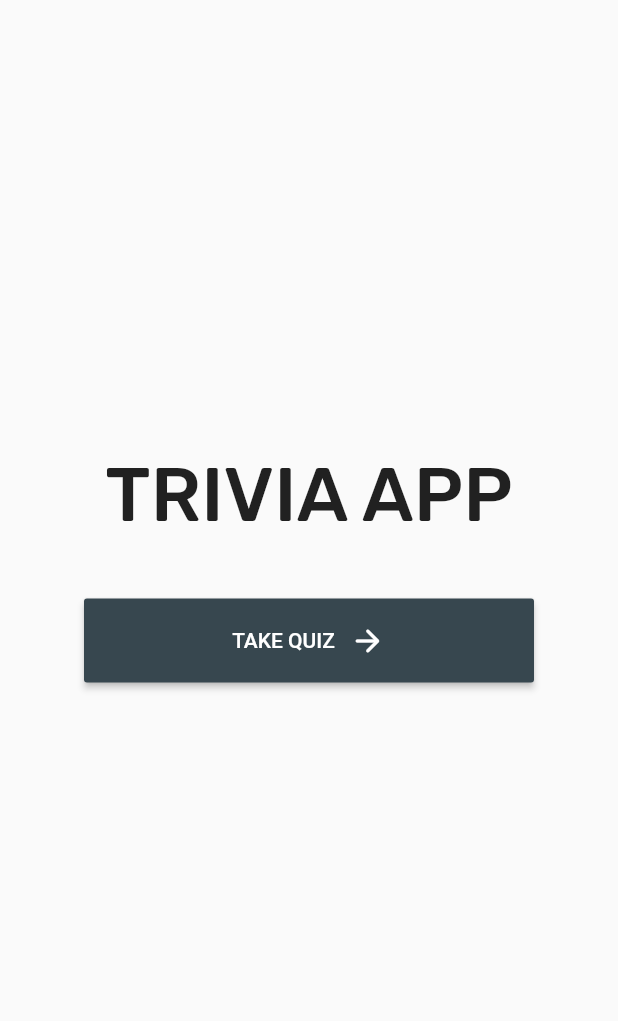
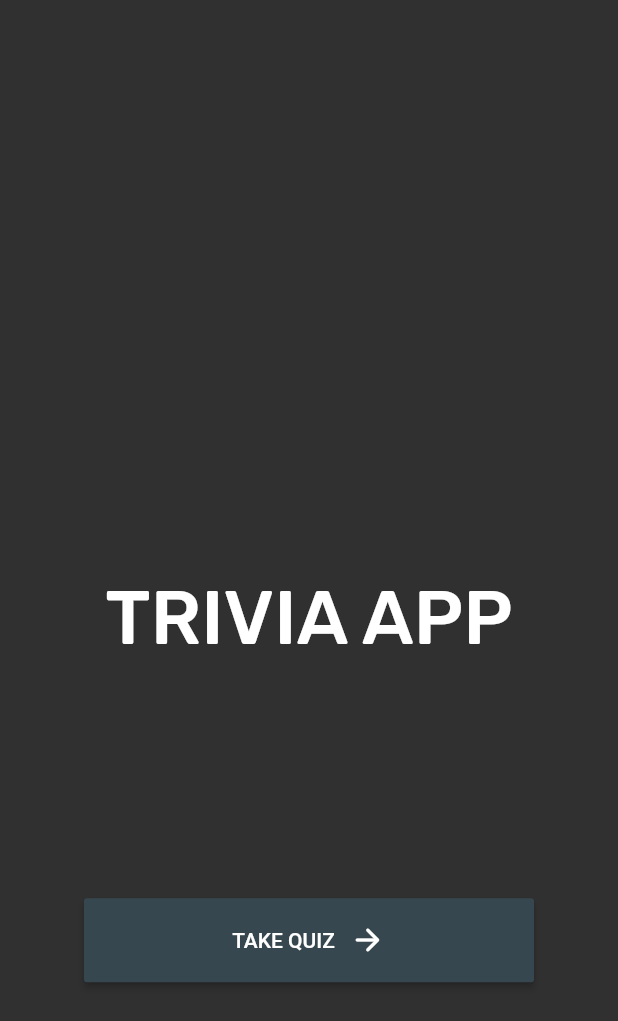
Before and after one commit to KIRAN-M-R/trivia_app, a Flutter app: the screen it shows after launch, on a phone screen of 412 x 824 dp. Shown: the top 1021 px of the screen. Run offline on Flutter 3.47's test engine with Material 2 defaults, Android fonts, the phone set to English and light mode, and no system bars; our stand-ins replace google_fonts.

Commit message:
dark theme confirmed

```diff
--- a/lib/first_page.dart
+++ b/lib/first_page.dart
@@ -27,11 +27,11 @@ class _FirstPageState extends State<FirstPage> {
       body: Container(
         width: double.infinity,
         child: Column(
-          // mainAxisAlignment: MainAxisAlignment.center,
-          // crossAxisAlignment: CrossAxisAlignment.center,
+          mainAxisAlignment: MainAxisAlignment.center,
+          crossAxisAlignment: CrossAxisAlignment.center,
           children: [
             SizedBox(
-              height: 300,
+              height: MediaQuery.of(context).size.height * 0.45,
             ),
             Text(
               'TRIVIA APP',
@@ -42,10 +42,9 @@ class _FirstPageState extends State<FirstPage> {
               ),
             ),
             SizedBox(
-              height: 40,
-            ),
-            SizedBox(
+              height: MediaQuery.of(context).size.height * 0.45,
               width: 300,
+              child: Center(
                 child: ElevatedButton(
                   style: raisedButtonStyle,
                   onPressed: () {
@@ -70,6 +69,7 @@ class _FirstPageState extends State<FirstPage> {
                   ),
                 ),
               ),
+            ),
           ],
         ),
       ),
--- a/lib/main.dart
+++ b/lib/main.dart
@@ -17,7 +17,7 @@ class MyApp extends StatelessWidget {
       theme: CustomTheme.appLightTheme(context),
       darkTheme: CustomTheme.appDarkTheme(context),
       debugShowCheckedModeBanner: false,
-      themeMode: ThemeMode.system,
+      themeMode: ThemeMode.dark,
       home: FirstPage(),
     );
   }
```
Lines whose indentation alone changed are shown as unchanged.
